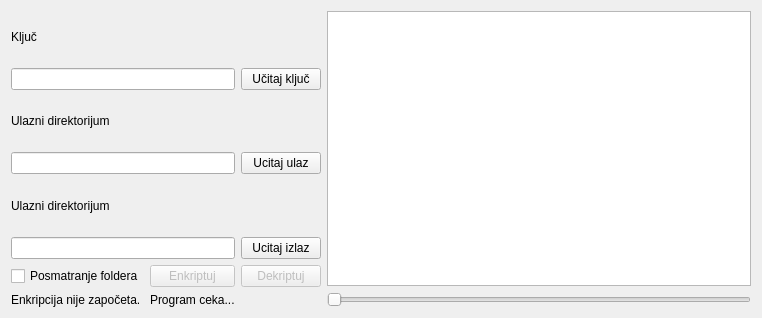
Old version of the form appgui.ui in the repository Pritilender/CryptoLab.
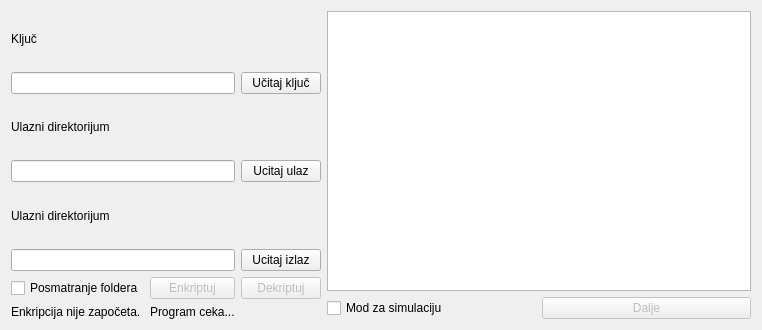
New version of the form.

Commit message: Add more simulation logic

```diff
--- a/appgui.ui
+++ b/appgui.ui
@@ -10,7 +10,7 @@
     <x>0</x>
     <y>0</y>
     <width>762</width>
-    <height>318</height>
+    <height>330</height>
    </rect>
   </property>
   <property name="sizePolicy">
@@ -22,13 +22,13 @@
   <property name="minimumSize">
    <size>
     <width>762</width>
-    <height>318</height>
+    <height>330</height>
    </size>
   </property>
   <property name="maximumSize">
    <size>
     <width>762</width>
-    <height>318</height>
+    <height>330</height>
    </size>
   </property>
   <property name="windowTitle">
@@ -227,14 +227,25 @@
       <widget class="QGraphicsView" name="graphicsView"/>
      </item>
      <item>
-      <widget class="QSlider" name="sldSpeed">
-       <property name="maximum">
-        <number>10</number>
-       </property>
-       <property name="orientation">
-        <enum>Qt::Horizontal</enum>
-       </property>
-      </widget>
+      <layout class="QHBoxLayout" name="horizontalLayout">
+       <item>
+        <widget class="QCheckBox" name="cbxSimulation">
+         <property name="text">
+          <string>Mod za simulaciju</string>
+         </property>
+        </widget>
+       </item>
+       <item>
+        <widget class="QPushButton" name="btnNext">
+         <property name="enabled">
+          <bool>false</bool>
+         </property>
+         <property name="text">
+          <string>Dalje</string>
+         </property>
+        </widget>
+       </item>
+      </layout>
      </item>
     </layout>
    </item>
```
Left out of the diff: 2 changed lines with no effect on the pictures. The commit also changes 7 other files.
